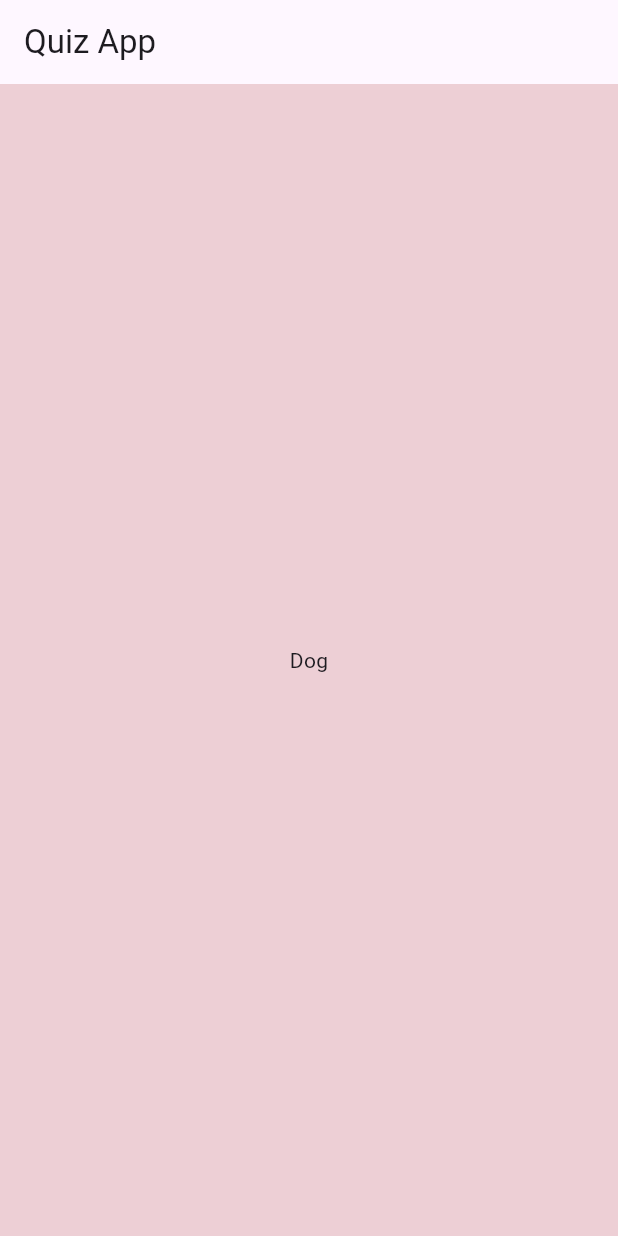
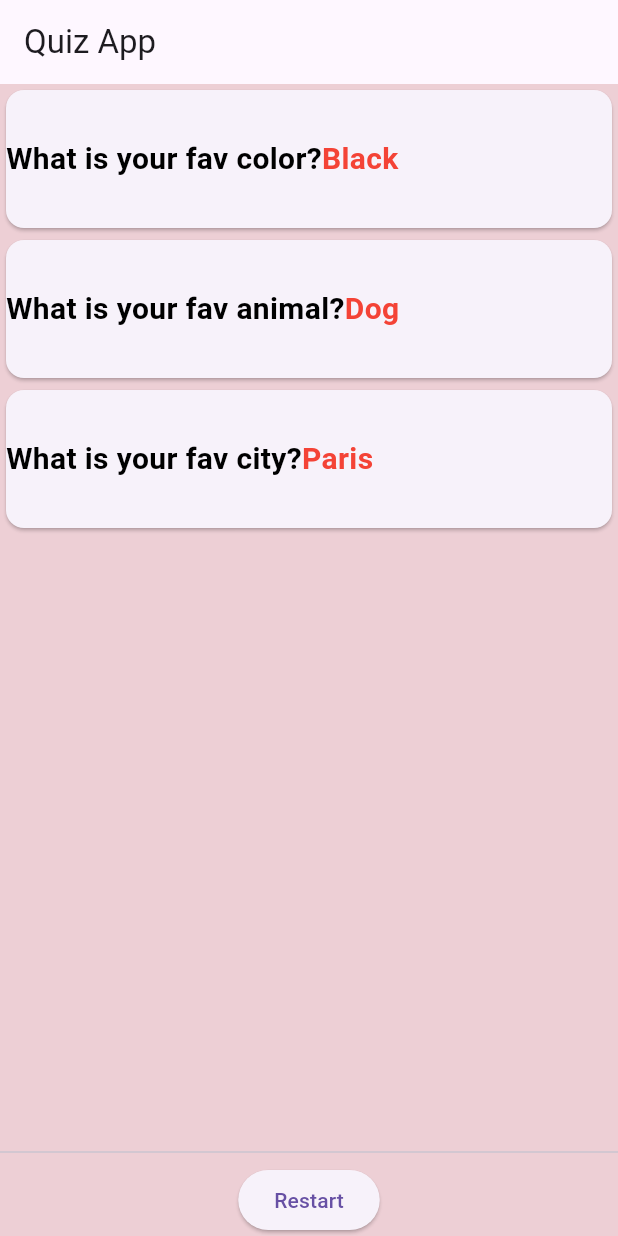
Before and after one commit to adrnmrk/MAPD722_WInter24, a Flutter app: the screen it shows after launch, after a tap on "Black", after a tap on "Dog", after a tap on "Paris", on a phone screen of 412 x 824 dp. Run offline on Flutter 3.47's test engine with Material 3 defaults, Android fonts, the phone set to English and light mode, and no system bars.

Commit message:
QuizApp V2

```diff
--- /dev/null
+++ b/week2/quiz_app/lib/Result.dart
@@ -0,0 +1,42 @@
+import 'package:flutter/material.dart';
+
+class Result extends StatelessWidget {
+  final List<Map<String, Object>> questions;
+  final List<String> answers;
+  final VoidCallback restartHandler;
+  const Result(this.questions, this.answers, this.restartHandler);
+
+  @override
+  Widget build(BuildContext context) {
+    return (Column(
+      children: [
+        Expanded(
+            child: ListView.builder(
+                itemCount: questions.length,
+                itemBuilder: (context, index) {
+                  return SizedBox(
+                    height: 100,
+                    child: Card(
+                        child: Row(children: [
+                      Text(
+                          style: const TextStyle(
+                              color: Colors.black,
+                              fontWeight: FontWeight.bold,
+                              fontSize: 20),
+                          questions[index]['questionText'] as String),
+                      Text(
+                        answers[index],
+                        style: const TextStyle(
+                            color: Colors.red,
+                            fontWeight: FontWeight.bold,
+                            fontSize: 20),
+                      )
+                    ])),
+                  );
+                })),
+        const Divider(),
+        ElevatedButton(onPressed: restartHandler, child: const Text('Restart')),
+      ],
+    ));
+  }
+}
--- a/week2/quiz_app/lib/main.dart
+++ b/week2/quiz_app/lib/main.dart
@@ -2,6 +2,7 @@ import 'package:flutter/material.dart';
 import 'package:quiz_app/Answer.dart';
 import 'package:quiz_app/Question.dart';
 import 'package:quiz_app/Quiz.dart';
+import 'package:quiz_app/Result.dart';
 
 void main() {
   runApp(MyApp());
@@ -44,6 +45,12 @@ class MyAppState extends State<MyApp> {
     });
   }
 
+  void onRestartCLicked() {
+    setState(() {
+      _index = 0;
+    });
+  }
+
   // This widget is the root of your application.
   @override
   Widget build(BuildContext context) {
@@ -58,7 +65,7 @@ class MyAppState extends State<MyApp> {
                     child: Quiz(questions, _index, onAnswerCLicked, answers),
                   )
                 : Center(
-                    child: Text(answers[1]),
+                    child: Result(questions, answers, onRestartCLicked),
                   )));
   }
 }
```
